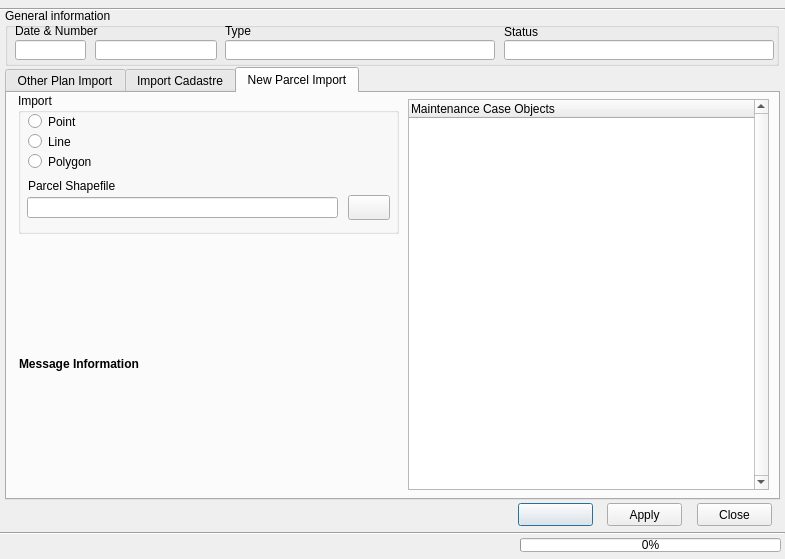
teamlm2/lm2_mgis, file view/PlanCaseDialog.ui: the form before one commit.
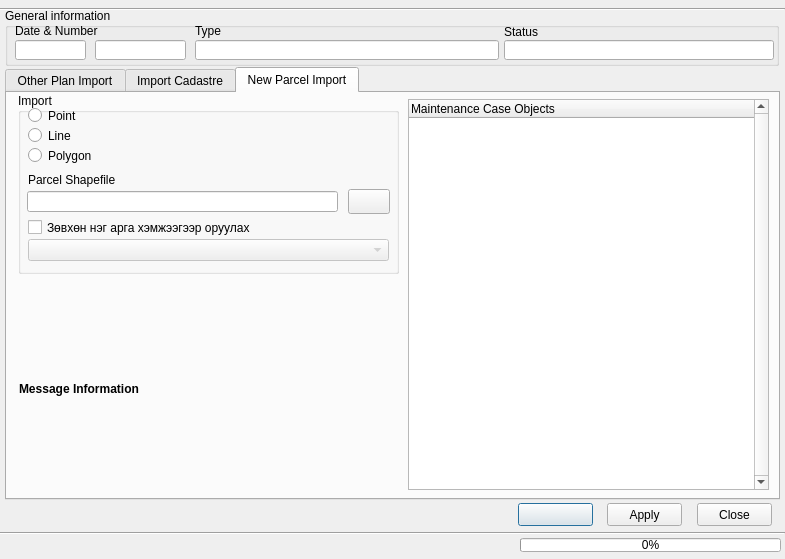
The form after the commit. Icons and pictures are not drawn.

Commit message: 2019-08-08 office udur

```diff
--- a/view/PlanCaseDialog.ui
+++ b/view/PlanCaseDialog.ui
@@ -41,9 +41,9 @@
    <widget class="QLineEdit" name="type_edit">
     <property name="geometry">
      <rect>
-      <x>220</x>
+      <x>190</x>
       <y>32</y>
-      <width>270</width>
+      <width>304</width>
       <height>20</height>
      </rect>
     </property>
@@ -54,9 +54,9 @@
    <widget class="QLabel" name="label_3">
     <property name="geometry">
      <rect>
-      <x>220</x>
+      <x>190</x>
       <y>15</y>
-      <width>81</width>
+      <width>231</width>
       <height>16</height>
      </rect>
     </property>
@@ -82,7 +82,7 @@
      <rect>
       <x>90</x>
       <y>32</y>
-      <width>122</width>
+      <width>91</width>
       <height>20</height>
      </rect>
     </property>
@@ -825,7 +825,7 @@
        <x>11</x>
        <y>0</y>
        <width>381</width>
-       <height>141</height>
+       <height>181</height>
       </rect>
      </property>
      <property name="title">
@@ -835,7 +835,7 @@
       <property name="geometry">
        <rect>
         <x>9</x>
-        <y>104</y>
+        <y>98</y>
         <width>311</width>
         <height>21</height>
        </rect>
@@ -848,7 +848,7 @@
       <property name="geometry">
        <rect>
         <x>10</x>
-        <y>85</y>
+        <y>79</y>
         <width>311</width>
         <height>16</height>
        </rect>
@@ -861,7 +861,7 @@
       <property name="geometry">
        <rect>
         <x>330</x>
-        <y>102</y>
+        <y>96</y>
         <width>42</width>
         <height>25</height>
        </rect>
@@ -878,7 +878,7 @@
       <property name="geometry">
        <rect>
         <x>10</x>
-        <y>20</y>
+        <y>14</y>
         <width>82</width>
         <height>17</height>
        </rect>
@@ -891,7 +891,7 @@
       <property name="geometry">
        <rect>
         <x>10</x>
-        <y>40</y>
+        <y>34</y>
         <width>82</width>
         <height>17</height>
        </rect>
@@ -907,7 +907,7 @@
       <property name="geometry">
        <rect>
         <x>10</x>
-        <y>60</y>
+        <y>54</y>
         <width>82</width>
         <height>17</height>
        </rect>
@@ -916,14 +916,43 @@
        <string>Polygon</string>
       </property>
      </widget>
+     <widget class="QComboBox" name="shp_process_type_cbox">
+      <property name="enabled">
+       <bool>false</bool>
+      </property>
+      <property name="geometry">
+       <rect>
+        <x>10</x>
+        <y>146</y>
+        <width>361</width>
+        <height>22</height>
+       </rect>
+      </property>
+      <property name="toolTip">
+       <string/>
+      </property>
+     </widget>
+     <widget class="QCheckBox" name="if_single_type_chbox">
+      <property name="geometry">
+       <rect>
+        <x>10</x>
+        <y>126</y>
+        <width>361</width>
+        <height>17</height>
+       </rect>
+      </property>
+      <property name="text">
+       <string>Зөвхөн нэг арга хэмжээгээр оруулах</string>
+      </property>
+     </widget>
     </widget>
     <widget class="QLabel" name="message_label">
      <property name="geometry">
       <rect>
        <x>12</x>
-       <y>150</y>
+       <y>200</y>
        <width>377</width>
-       <height>241</height>
+       <height>191</height>
       </rect>
      </property>
      <property name="font">
```
The commit also changes 2 other files.
